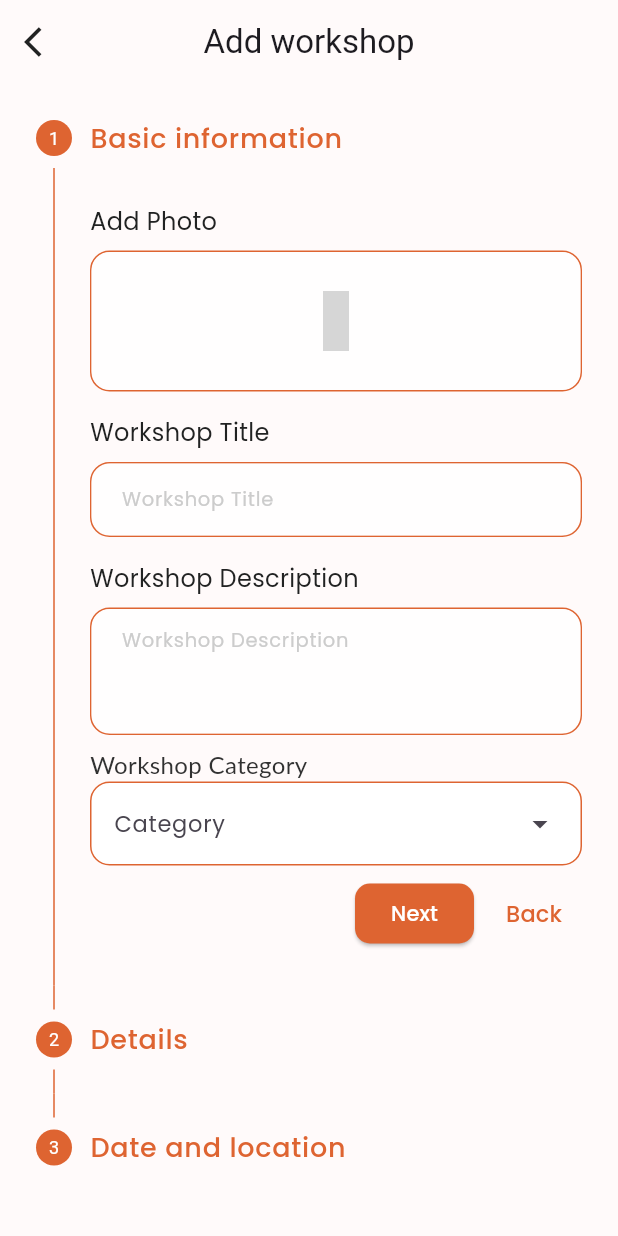
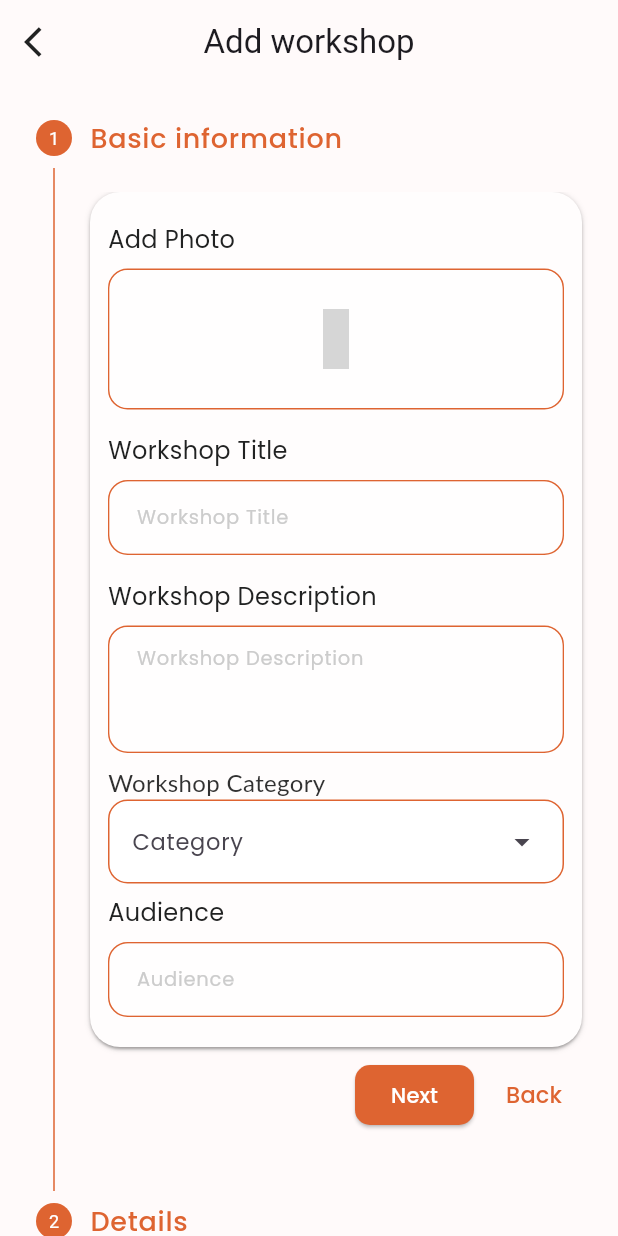
Before and after one commit to Rahafahg/shaghaf, a Flutter app: the AddWorkshopScreen screen opened directly, on a phone screen of 412 x 824 dp. Run offline on Flutter 3.47's test engine with Material 3 defaults, Android fonts, the phone set to English and light mode, and no system bars; our stand-ins replace bloc, custom_radio_grouped_button, device_preview, flutter_bloc, flutter_dotenv, font_awesome_flutter and 9 more; missing offline and left inert: flutter_multi_select_items, moyasar, otp_timer_button; accounts and stored records are empty; Roboto replaces fonts that are missing (Lato); grey boxes are pictures that could not be loaded.

Commit message:
modifying the add workshop

```diff
--- a/lib/screens/organizer_screens/add workshop/add_workshop_screen.dart
+++ b/lib/screens/organizer_screens/add workshop/add_workshop_screen.dart
@@ -52,7 +52,7 @@ class AddWorkshopScreen extends StatelessWidget {
                         child: Row(
                           mainAxisAlignment: MainAxisAlignment.end,
                           children: <Widget>[
-                            bloc.currentStep == 2
+                            bloc.currentStep == 1
                                 ? MainButton(
                                     text: 'Create',
                                     onPressed: () => log("You are donnee"),
@@ -70,12 +70,13 @@ class AddWorkshopScreen extends StatelessWidget {
                                     color: Constants.mainOrange,
                                     fontFamily: "Poppins",
                                   )),
-                            ),
+                            )
                           ],
                         ),
                       );
                     },
                     steps: [
+                      //1-basic information
                       Step(
                           isActive: bloc.currentStep >= 0,
                           title: const Text("Basic information",
@@ -84,7 +85,15 @@ class AddWorkshopScreen extends StatelessWidget {
                                   color: Constants.mainOrange,
                                   fontFamily: "Poppins",
                                   fontWeight: FontWeight.w500)),
-                          content: Column(
+                          content: Container(
+                            // height: 600,
+                            width: context.getWidth(),
+                            padding: const EdgeInsets.all(12),
+                            decoration: BoxDecoration(
+                                borderRadius: BorderRadius.circular(20),
+                                boxShadow: kElevationToShadow[1],
+                                color: Constants.cardColor),
+                            child: Column(
                               children: [
                                 BlocBuilder<AddWorkshopBloc, AddWorkshopState>(
                                   builder: (context, state) {
@@ -98,9 +107,11 @@ class AddWorkshopScreen extends StatelessWidget {
                                             // Pick image from gallery
                                             final photoAsFile =
                                                 await ImagePicker().pickImage(
-                                                  source: ImageSource.gallery);
+                                                    source:
+                                                        ImageSource.gallery);
                                             if (photoAsFile != null) {
-                                            bloc.image = File(photoAsFile.path);
+                                              bloc.image =
+                                                  File(photoAsFile.path);
                                               String fileName = bloc.image!.path
                                                   .split('/')
                                                   .last;
@@ -118,13 +129,14 @@ class AddWorkshopScreen extends StatelessWidget {
                                           print(
                                               "---------------------------aaaaaaa3333334444444444444");
                                           // Pick image from gallery
-                                        final photoAsFile = await ImagePicker()
-                                            .pickImage(
+                                          final photoAsFile =
+                                              await ImagePicker().pickImage(
                                                   source: ImageSource.gallery);
                                           if (photoAsFile != null) {
                                             bloc.image = File(photoAsFile.path);
-                                          String fileName =
-                                              bloc.image!.path.split('/').last;
+                                            String fileName = bloc.image!.path
+                                                .split('/')
+                                                .last;
                                             log("img name: $fileName");
                                             bloc.add(ChangeImageEvent());
                                           } else {
@@ -135,9 +147,12 @@ class AddWorkshopScreen extends StatelessWidget {
                                 ),
                                 const AddField(type: 'Workshop Title'),
                                 const AddField(type: 'Workshop Description'),
-                              const CategoryDropDown()
+                                const CategoryDropDown(),
+                                AddField(type: 'Audience'),
                               ],
+                            ),
                           )),
+                      //2-detail
                       Step(
                           isActive: bloc.currentStep >= 1,
                           title: const Text(
@@ -148,9 +163,18 @@ class AddWorkshopScreen extends StatelessWidget {
                                 fontFamily: "Poppins",
                                 fontWeight: FontWeight.w500),
                           ),
-                          content: const Column(
+                          content: Container(
+                            // height:
+                            //     600, // Ensure the container has a fixed height
+                            width: context.getWidth(),
+                            padding: const EdgeInsets.all(12),
+                            decoration: BoxDecoration(
+                              borderRadius: BorderRadius.circular(20),
+                              boxShadow: kElevationToShadow[1],
+                              color: Constants.cardColor,
+                            ),
+                            child: Column(
                               children: [
-                              AddField(type: 'Audience'),
                                 AddField(type: 'Instructor photo'),
                                 AddField(type: 'Instructor description'),
                                 Row(
@@ -158,62 +182,67 @@ class AddWorkshopScreen extends StatelessWidget {
                                       MainAxisAlignment.spaceBetween,
                                   children: [
                                     AddField(type: "Price"),
-                                    AddField(type: "Seats")
-                                  ])
+                                    SizedBox(
+                                      width: 5,
+                                    ),
+                                    AddField(type: "Seats"),
                                   ],
-                          )),
-                      Step(
-                          isActive: bloc.currentStep >= 2,
-                          title: const Text("Date and location",
-                              style: TextStyle(
-                                  fontSize: 18,
-                                  color: Constants.mainOrange,
-                                  fontFamily: "Poppins",
-                                  fontWeight: FontWeight.w500)),
-                          content: DefaultTabController(
-                            length: 2,
-                            child: Container(
-                              height: 600,
-                              width: context.getWidth(),
-                              padding: const EdgeInsets.all(16),
-                              decoration: BoxDecoration(
-                                  borderRadius: BorderRadius.circular(20),
-                                  boxShadow: kElevationToShadow[1],
-                                  color: Constants.cardColor),
-                              child: const Column(
-                                children: [
-                                  TabBar(
-                                      isScrollable: false,
-                                      unselectedLabelStyle: TextStyle(
-                                          color: Constants.appGreyColor),
-                                      labelStyle: TextStyle(
-                                          color: Constants.mainOrange),
-                                      indicatorSize: TabBarIndicatorSize.tab,
-                                      indicatorColor: Constants.mainOrange,
-                                      dividerColor: Constants.appGreyColor,
-                                      tabs: [
-                                        Tab(text: "In site"),
-                                        Tab(text: "Online")
-                                      ]),
-                                  Expanded(
-                                    child: TabBarView(children: [
-                                      Column(children: [
-                                        SizedBox(height: 10),
-                                        AddDateField(),
+                                ),
                                 AddField(type: 'Venue name'),
                                 AddField(type: 'Venue type'),
-                                        Expanded(
-                                          child: TimeField(),
-                                        )
-                                      ]),
-                                      Center(
-                                          child: AddField(type: 'meeting_url')),
-                                    ]),
-                                  )
+                                // Expanded(
+                                //   // Wrap the DefaultTabController in Expanded to ensure it fits inside the Column
+                                //   child: DefaultTabController(
+                                //     length: 2,
+                                //     child: Column(
+                                //       children: [
+                                // TabBar(
+                                //   isScrollable: false,
+                                //   unselectedLabelStyle: TextStyle(
+                                //     color: Constants.appGreyColor,
+                                //   ),
+                                //   labelStyle: TextStyle(
+                                //     color: Constants.mainOrange,
+                                //   ),
+                                //   indicatorSize:
+                                //       TabBarIndicatorSize.tab,
+                                //   indicatorColor: Constants.mainOrange,
+                                //   dividerColor: Constants.appGreyColor,
+                                //   tabs: const [
+                                //     Tab(text: "In site"),
+                                //     Tab(text: "Online"),
+                                //   ],
+                                // ),
+                                // Expanded(
+                                //   // Wrap TabBarView in Expanded to take available space
+                                //   child: TabBarView(
+                                //     children: [
+                                //       Column(
+                                //         children: [
+                                //           const SizedBox(height: 10),
+                                //           AddDateField(),
+                                //           AddField(type: 'Venue name'),
+                                //           AddField(type: 'Venue type'),
+                                //           Expanded(
+                                //             // Use Expanded only here, as the parent column now has constrained height
+                                //             child: TimeField(),
+                                //           ),
+                                //         ],
+                                //       ),
+                                //       Center(
+                                //         child: AddField(
+                                //             type: 'meeting_url'),
+                                //       ),
+                                //     ],
+                                //   ),
+                                // ),
+                                //       ],
+                                //     ),
+                                //   ),
+                                // ),
                               ],
                             ),
-                            ),
-                          ))
+                          )),
                     ]);
               },
             ),
--- a/lib/screens/organizer_screens/add workshop/bloc/add_workshop_bloc.dart
+++ b/lib/screens/organizer_screens/add workshop/bloc/add_workshop_bloc.dart
@@ -18,7 +18,7 @@ class AddWorkshopBloc extends Bloc<AddWorkshopEvent, AddWorkshopState> {
 
   FutureOr<void> stepContinue(
       StepContinueEvent event, Emitter<AddWorkshopState> emit) {
-    if (currentStep < 2) {
+    if (currentStep < 1) {
       currentStep += 1;
       emit(ChangeStepState());
     }
--- a/lib/screens/organizer_screens/home/organizer_navigation_screen.dart/organizer_navigation.dart
+++ b/lib/screens/organizer_screens/home/organizer_navigation_screen.dart/organizer_navigation.dart
@@ -5,6 +5,7 @@ import 'package:shaghaf/constants/constants.dart';
 import 'package:shaghaf/extensions/screen_nav.dart';
 import 'package:shaghaf/extensions/screen_size.dart';
 import 'package:shaghaf/screens/navigation_screen/bloc/navigation_bloc.dart';
+import 'package:shaghaf/screens/organizer_screens/add%20workshop/add_workshop_screen.dart';
 import 'package:shaghaf/screens/organizer_screens/home/organizer_add_workshop_screen.dart';
 import 'package:shaghaf/screens/organizer_screens/home/organizer_home_screen.dart';
 import 'package:shaghaf/screens/user_screens/profile/bloc/profile_bloc.dart';
@@ -23,7 +24,7 @@ class OrgNavigationScreen extends StatelessWidget {
         BlocProvider(
           create: (context) => NavigationBloc(),
         ),
-         BlocProvider(
+        BlocProvider(
           create: (context) => UserProfileBloc(),
         ),
         //other blocs can be added here
@@ -38,8 +39,7 @@ class OrgNavigationScreen extends StatelessWidget {
               backgroundColor: Constants.lightOrange,
               foregroundColor: Colors.white,
               shape: const CircleBorder(),
-              onPressed: () =>
-                  context.push(screen: OrganizerAddWorkshopScreen()),
+              onPressed: () => context.push(screen: AddWorkshopScreen()),
               child: const Icon(Icons.add),
             ),
           ),
--- a/lib/widgets/text_fields/add_field.dart
+++ b/lib/widgets/text_fields/add_field.dart
@@ -11,7 +11,11 @@ class AddField extends StatelessWidget {
   final void Function()? onUploadImg;
   final File? image;
   const AddField(
-      {super.key, required this.type, this.controller, this.onUploadImg, this.image});
+      {super.key,
+      required this.type,
+      this.controller,
+      this.onUploadImg,
+      this.image});
 
   @override
   Widget build(BuildContext context) {
@@ -21,7 +25,7 @@ class AddField extends StatelessWidget {
         children: [
           SizedBox(
               width: type == 'Price' || type == 'Seats'
-                  ? context.getWidth(divideBy: 2.7)
+                  ? context.getWidth(divideBy: 3)
                   : context.getWidth(),
               child: Text(type,
                   style: const TextStyle(
@@ -55,17 +59,17 @@ class AddField extends StatelessWidget {
                             horizontal: 16.0), // Reducing height
                       ),
                     ),
-                     Positioned(
+                    Positioned(
                         top: 10,
                         bottom: 10,
                         left: 10,
                         right: 10,
-                        child: image == null ?  const HugeIcon(
-                            size: 40,
-                            icon: HugeIcons.strokeRoundedImageAdd01,
-                            color: Constants.mainOrange):
-                            Image.file(image!)
-                            )
+                        child: image == null
+                            ? const HugeIcon(
+                                size: 40,
+                                icon: HugeIcons.strokeRoundedImageAdd01,
+                                color: Constants.mainOrange)
+                            : Image.file(image!))
                   ]),
                 )
               : Container(
@@ -110,7 +114,7 @@ class AddField extends StatelessWidget {
                             Radius.circular(13.0)), // Circular border radius
                       ),
                       contentPadding: const EdgeInsets.symmetric(
-                          vertical: 10.0, horizontal: 16.0), // Reducing height
+                          vertical: 10.0, horizontal: 14.0), // Reducing height
                     ),
                     validator: (text) {
                       if (text!.isEmpty) {
```
Lines whose indentation alone changed are shown as unchanged.
